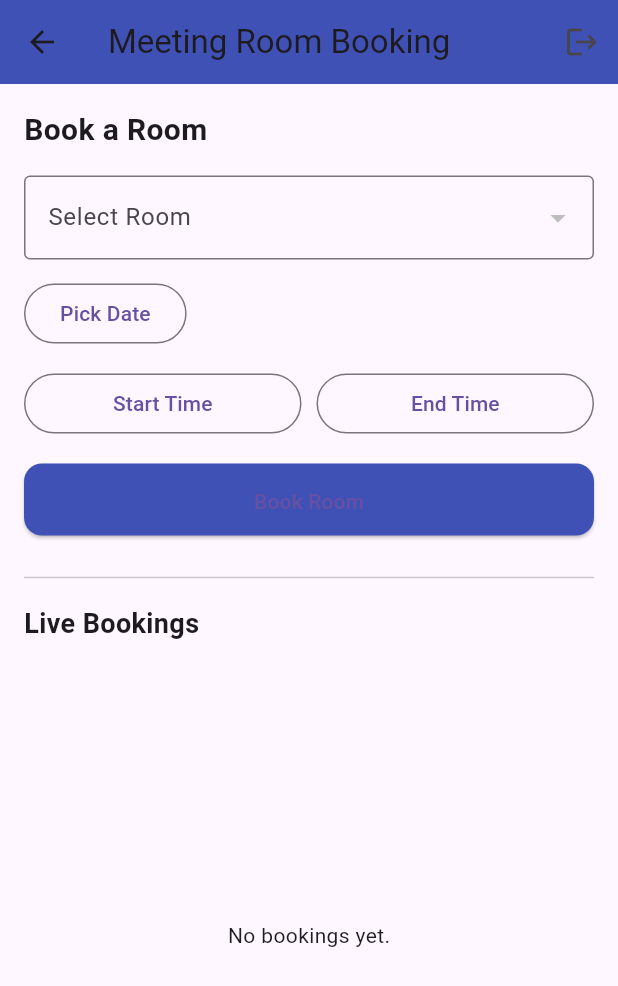
After one commit to nethranekar-dev/meeting-room-booking-app, a Flutter app: the BookingScreen screen opened by its route, on a phone screen of 412 x 824 dp. The commit adds this screen. Shown: the top 986 px of the screen. Run offline on Flutter 3.47's test engine with Material 3 defaults, Android fonts, the phone set to English and light mode, and no system bars; our stand-ins replace cloud_firestore, firebase_auth, firebase_core; accounts and stored records are empty; network calls fail.

Commit message:
Complete production system: add all_bookings_screen, update firestore_service with proper conflict checking and named parameters

```diff
--- /dev/null
+++ b/lib/screens/all_bookings_screen.dart
@@ -0,0 +1,61 @@
+import 'package:flutter/material.dart';
+import 'package:cloud_firestore/cloud_firestore.dart';
+import '../services/firestore_service.dart';
+
+class AllBookingsScreen extends StatelessWidget {
+  const AllBookingsScreen({super.key});
+
+  @override
+  Widget build(BuildContext context) {
+    return Scaffold(
+      appBar: AppBar(
+        title: const Text("All Bookings"),
+        backgroundColor: Colors.indigo,
+      ),
+      body: StreamBuilder<QuerySnapshot>(
+        stream: FirebaseFirestore.instance
+            .collection("bookings")
+            .orderBy("startTime", descending: false)
+            .snapshots(),
+        builder: (context, snapshot) {
+          if (!snapshot.hasData) {
+            return const Center(child: CircularProgressIndicator());
+          }
+
+          final bookings = snapshot.data!.docs;
+
+          if (bookings.isEmpty) {
+            return const Center(child: Text("No bookings found."));
+          }
+
+          return ListView.builder(
+            itemCount: bookings.length,
+            itemBuilder: (context, index) {
+              final b = bookings[index];
+              final start = (b["startTime"] as Timestamp).toDate();
+              final end = (b["endTime"] as Timestamp).toDate();
+
+              return Card(
+                margin: const EdgeInsets.all(10),
+                child: ListTile(
+                  title: Text(b["roomName"]),
+                  subtitle: Text(
+                    "User: ${b["userEmail"]}\n"
+                    "Start: ${start.toString().substring(0, 16)}\n"
+                    "End: ${end.toString().substring(0, 16)}",
+                  ),
+                  trailing: IconButton(
+                    icon: const Icon(Icons.delete, color: Colors.red),
+                    onPressed: () async {
+                      await FirestoreService().cancelBooking(b.id);
+                    },
+                  ),
+                ),
+              );
+            },
+          );
+        },
+      ),
+    );
+  }
+}
--- /dev/null
+++ b/lib/screens/booking_screen.dart
@@ -0,0 +1,275 @@
+import 'package:flutter/material.dart';
+import 'package:cloud_firestore/cloud_firestore.dart';
+import 'package:firebase_auth/firebase_auth.dart';
+import '../services/firestore_service.dart';
+
+class BookingScreen extends StatefulWidget {
+  const BookingScreen({super.key});
+
+  @override
+  State<BookingScreen> createState() => _BookingScreenState();
+}
+
+class _BookingScreenState extends State<BookingScreen> {
+  String? selectedRoomId;
+  String? selectedRoomName;
+
+  DateTime? selectedDate;
+  TimeOfDay? startTime;
+  TimeOfDay? endTime;
+
+  bool loading = false;
+
+  DateTime _combine(DateTime date, TimeOfDay time) {
+    return DateTime(date.year, date.month, date.day, time.hour, time.minute);
+  }
+
+  Future<void> pickDate() async {
+    final now = DateTime.now();
+    final picked = await showDatePicker(
+      context: context,
+      firstDate: now,
+      lastDate: DateTime(now.year + 2),
+      initialDate: now,
+    );
+    if (picked != null) {
+      setState(() => selectedDate = picked);
+    }
+  }
+
+  Future<void> pickStartTime() async {
+    final picked = await showTimePicker(
+      context: context,
+      initialTime: TimeOfDay.now(),
+    );
+    if (picked != null) setState(() => startTime = picked);
+  }
+
+  Future<void> pickEndTime() async {
+    final picked = await showTimePicker(
+      context: context,
+      initialTime: TimeOfDay.now(),
+    );
+    if (picked != null) setState(() => endTime = picked);
+  }
+
+  Future<void> bookRoom() async {
+    if (selectedRoomId == null ||
+        selectedRoomName == null ||
+        selectedDate == null ||
+        startTime == null ||
+        endTime == null) {
+      ScaffoldMessenger.of(context).showSnackBar(
+        const SnackBar(content: Text("Please fill all fields.")),
+      );
+      return;
+    }
+
+    final start = _combine(selectedDate!, startTime!);
+    final end = _combine(selectedDate!, endTime!);
+
+    if (!end.isAfter(start)) {
+      ScaffoldMessenger.of(context).showSnackBar(
+        const SnackBar(content: Text("End time must be after start time.")),
+      );
+      return;
+    }
+
+    setState(() => loading = true);
+
+    try {
+      await FirestoreService().addBookingWithConflictCheck(
+        roomId: selectedRoomId!,
+        roomName: selectedRoomName!,
+        startTime: start,
+        endTime: end,
+      );
+
+      ScaffoldMessenger.of(context).showSnackBar(
+        const SnackBar(content: Text("Booking successful ✅")),
+      );
+
+      setState(() {
+        selectedDate = null;
+        startTime = null;
+        endTime = null;
+        selectedRoomId = null;
+        selectedRoomName = null;
+      });
+    } catch (e) {
+      ScaffoldMessenger.of(context).showSnackBar(
+        SnackBar(content: Text(e.toString())),
+      );
+    } finally {
+      setState(() => loading = false);
+    }
+  }
+
+  @override
+  Widget build(BuildContext context) {
+    final user = FirebaseAuth.instance.currentUser;
+
+    return Scaffold(
+      appBar: AppBar(
+        title: const Text("Meeting Room Booking"),
+        backgroundColor: Colors.indigo,
+        actions: [
+          FutureBuilder<DocumentSnapshot>(
+            future: FirebaseFirestore.instance
+                .collection("users")
+                .doc(user!.uid)
+                .get(),
+            builder: (context, snapshot) {
+              if (!snapshot.hasData) return const SizedBox();
+              final role = snapshot.data!.get("role") ?? "user";
+              if (role != "admin") return const SizedBox();
+
+              return IconButton(
+                icon: const Icon(Icons.admin_panel_settings),
+                onPressed: () {
+                  Navigator.pushNamed(context, "/admin");
+                },
+              );
+            },
+          ),
+          IconButton(
+            icon: const Icon(Icons.logout),
+            onPressed: () async {
+              await FirebaseAuth.instance.signOut();
+              Navigator.pushReplacementNamed(context, "/login");
+            },
+          ),
+        ],
+      ),
+      body: Padding(
+        padding: const EdgeInsets.all(16),
+        child: Column(
+          crossAxisAlignment: CrossAxisAlignment.start,
+          children: [
+            const Text("Book a Room",
+                style: TextStyle(fontSize: 20, fontWeight: FontWeight.bold)),
+            const SizedBox(height: 16),
+            StreamBuilder<QuerySnapshot>(
+              stream:
+                  FirebaseFirestore.instance.collection("rooms").snapshots(),
+              builder: (context, snapshot) {
+                if (!snapshot.hasData) {
+                  return const Center(child: CircularProgressIndicator());
+                }
+
+                final rooms = snapshot.data!.docs;
+
+                return DropdownButtonFormField<String>(
+                  value: selectedRoomId,
+                  decoration: const InputDecoration(
+                    labelText: "Select Room",
+                    border: OutlineInputBorder(),
+                  ),
+                  items: rooms.map((doc) {
+                    return DropdownMenuItem(
+                      value: doc.id,
+                      child: Text(doc["name"]),
+                    );
+                  }).toList(),
+                  onChanged: (val) {
+                    final roomDoc =
+                        rooms.firstWhere((element) => element.id == val);
+                    setState(() {
+                      selectedRoomId = val;
+                      selectedRoomName = roomDoc["name"];
+                    });
+                  },
+                );
+              },
+            ),
+            const SizedBox(height: 12),
+            OutlinedButton(
+              onPressed: pickDate,
+              child: Text(selectedDate == null
+                  ? "Pick Date"
+                  : "${selectedDate!.year}-${selectedDate!.month}-${selectedDate!.day}"),
+            ),
+            const SizedBox(height: 12),
+            Row(
+              children: [
+                Expanded(
+                  child: OutlinedButton(
+                    onPressed: pickStartTime,
+                    child: Text(startTime == null
+                        ? "Start Time"
+                        : startTime!.format(context)),
+                  ),
+                ),
+                const SizedBox(width: 10),
+                Expanded(
+                  child: OutlinedButton(
+                    onPressed: pickEndTime,
+                    child: Text(endTime == null
+                        ? "End Time"
+                        : endTime!.format(context)),
+                  ),
+                ),
+              ],
+            ),
+            const SizedBox(height: 16),
+            SizedBox(
+              width: double.infinity,
+              height: 48,
+              child: ElevatedButton(
+                onPressed: loading ? null : bookRoom,
+                style: ElevatedButton.styleFrom(
+                  backgroundColor: Colors.indigo,
+                ),
+                child: loading
+                    ? const CircularProgressIndicator(color: Colors.white)
+                    : const Text("Book Room"),
+              ),
+            ),
+            const SizedBox(height: 20),
+            const Divider(),
+            const SizedBox(height: 10),
+            const Text("Live Bookings",
+                style: TextStyle(fontSize: 18, fontWeight: FontWeight.bold)),
+            const SizedBox(height: 10),
+            Expanded(
+              child: StreamBuilder<QuerySnapshot>(
+                stream: FirebaseFirestore.instance
+                    .collection("bookings")
+                    .orderBy("startTime", descending: false)
+                    .snapshots(),
+                builder: (context, snapshot) {
+                  if (!snapshot.hasData) {
+                    return const Center(child: CircularProgressIndicator());
+                  }
+
+                  final bookings = snapshot.data!.docs;
+
+                  if (bookings.isEmpty) {
+                    return const Center(child: Text("No bookings yet."));
+                  }
+
+                  return ListView.builder(
+                    itemCount: bookings.length,
+                    itemBuilder: (context, index) {
+                      final b = bookings[index];
+                      final start = (b["startTime"] as Timestamp).toDate();
+                      final end = (b["endTime"] as Timestamp).toDate();
+
+                      return Card(
+                        child: ListTile(
+                          title: Text(b["roomName"]),
+                          subtitle: Text(
+                              "${start.toString().substring(0, 16)} → ${end.toString().substring(0, 16)}"),
+                        ),
+                      );
+                    },
+                  );
+                },
+              ),
+            ),
+          ],
+        ),
+      ),
+    );
+  }
+}
```
Also changed, not shown: lib/main.dart (+13 -2 lines), lib/screens/login_screen.dart (+11 -31 lines), lib/screens/manage_rooms_screen.dart (added, +99 -0 lines), lib/services/firestore_service.dart (+92 -35 lines), 1 other file.
